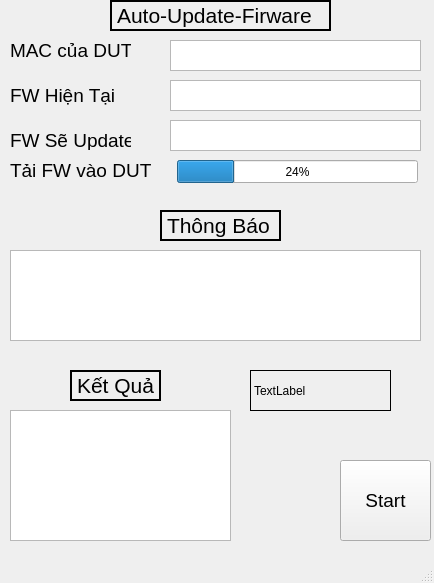
The window that AT_UD.ui (RaphaelRDSW/Auto_update) describes before a commit, drawn with Qt 5.
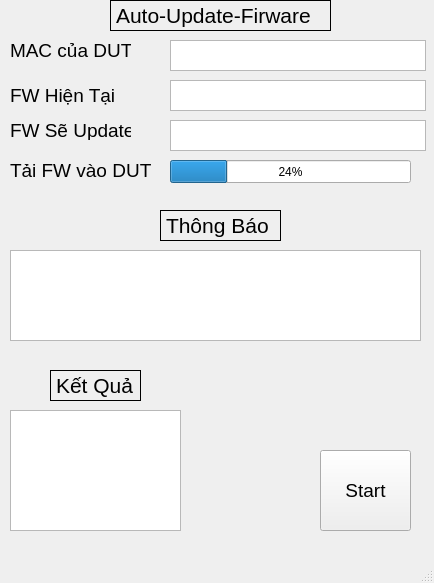
The same window after the commit.

```diff
--- a/AT_UD.ui
+++ b/AT_UD.ui
@@ -32,7 +32,7 @@
      <bool>false</bool>
     </property>
     <property name="frameShape">
-     <enum>QFrame::WinPanel</enum>
+     <enum>QFrame::Box</enum>
     </property>
     <property name="text">
      <string>Auto-Update-Firware</string>
@@ -78,7 +78,7 @@
     <property name="geometry">
      <rect>
       <x>10</x>
-      <y>130</y>
+      <y>120</y>
       <width>121</width>
       <height>20</height>
      </rect>
@@ -95,8 +95,8 @@
    <widget class="QPushButton" name="start_btn">
     <property name="geometry">
      <rect>
-      <x>340</x>
-      <y>460</y>
+      <x>320</x>
+      <y>450</y>
       <width>91</width>
       <height>81</height>
      </rect>
@@ -110,46 +110,6 @@
      <string>Start</string>
     </property>
    </widget>
-   <widget class="QTextBrowser" name="MAC_DUT">
-    <property name="geometry">
-     <rect>
-      <x>170</x>
-      <y>40</y>
-      <width>251</width>
-      <height>31</height>
-     </rect>
-    </property>
-   </widget>
-   <widget class="QTextBrowser" name="current_fw">
-    <property name="geometry">
-     <rect>
-      <x>170</x>
-      <y>80</y>
-      <width>251</width>
-      <height>31</height>
-     </rect>
-    </property>
-   </widget>
-   <widget class="QTextBrowser" name="target_fw">
-    <property name="geometry">
-     <rect>
-      <x>170</x>
-      <y>120</y>
-      <width>251</width>
-      <height>31</height>
-     </rect>
-    </property>
-   </widget>
-   <widget class="QTextBrowser" name="notification_text">
-    <property name="geometry">
-     <rect>
-      <x>10</x>
-      <y>250</y>
-      <width>411</width>
-      <height>91</height>
-     </rect>
-    </property>
-   </widget>
    <widget class="QLabel" name="label_3">
     <property name="geometry">
      <rect>
@@ -165,26 +125,16 @@
      </font>
     </property>
     <property name="frameShape">
-     <enum>QFrame::WinPanel</enum>
+     <enum>QFrame::Box</enum>
     </property>
     <property name="text">
      <string>Thông Báo</string>
     </property>
    </widget>
-   <widget class="QTextBrowser" name="final_result_text">
-    <property name="geometry">
-     <rect>
-      <x>10</x>
-      <y>410</y>
-      <width>221</width>
-      <height>131</height>
-     </rect>
-    </property>
-   </widget>
    <widget class="QLabel" name="label_4">
     <property name="geometry">
      <rect>
-      <x>70</x>
+      <x>50</x>
       <y>370</y>
       <width>91</width>
       <height>31</height>
@@ -196,7 +146,7 @@
      </font>
     </property>
     <property name="frameShape">
-     <enum>QFrame::WinPanel</enum>
+     <enum>QFrame::Box</enum>
     </property>
     <property name="text">
      <string>Kết Quả</string>
@@ -205,7 +155,7 @@
    <widget class="QProgressBar" name="progressBar">
     <property name="geometry">
      <rect>
-      <x>177</x>
+      <x>170</x>
       <y>160</y>
       <width>241</width>
       <height>23</height>
@@ -233,20 +183,54 @@
      <string>Tải FW vào DUT</string>
     </property>
    </widget>
-   <widget class="QLabel" name="test_lable">
+   <widget class="QTreeView" name="MAC_DUT">
     <property name="geometry">
      <rect>
-      <x>250</x>
-      <y>370</y>
-      <width>141</width>
-      <height>41</height>
+      <x>170</x>
+      <y>40</y>
+      <width>256</width>
+      <height>31</height>
      </rect>
     </property>
-    <property name="frameShape">
-     <enum>QFrame::Box</enum>
+   </widget>
+   <widget class="QTreeView" name="Cur_FW">
+    <property name="geometry">
+     <rect>
+      <x>170</x>
+      <y>80</y>
+      <width>256</width>
+      <height>31</height>
+     </rect>
     </property>
-    <property name="text">
-     <string>TextLabel</string>
+   </widget>
+   <widget class="QTreeView" name="Updating_FW">
+    <property name="geometry">
+     <rect>
+      <x>170</x>
+      <y>120</y>
+      <width>256</width>
+      <height>31</height>
+     </rect>
+    </property>
+   </widget>
+   <widget class="QTreeView" name="Updating_FW_2">
+    <property name="geometry">
+     <rect>
+      <x>10</x>
+      <y>250</y>
+      <width>411</width>
+      <height>91</height>
+     </rect>
+    </property>
+   </widget>
+   <widget class="QTreeView" name="Updating_FW_3">
+    <property name="geometry">
+     <rect>
+      <x>10</x>
+      <y>410</y>
+      <width>171</width>
+      <height>121</height>
+     </rect>
     </property>
    </widget>
   </widget>
```
Left out of the diff: 2 changed lines with no effect on the pictures.
